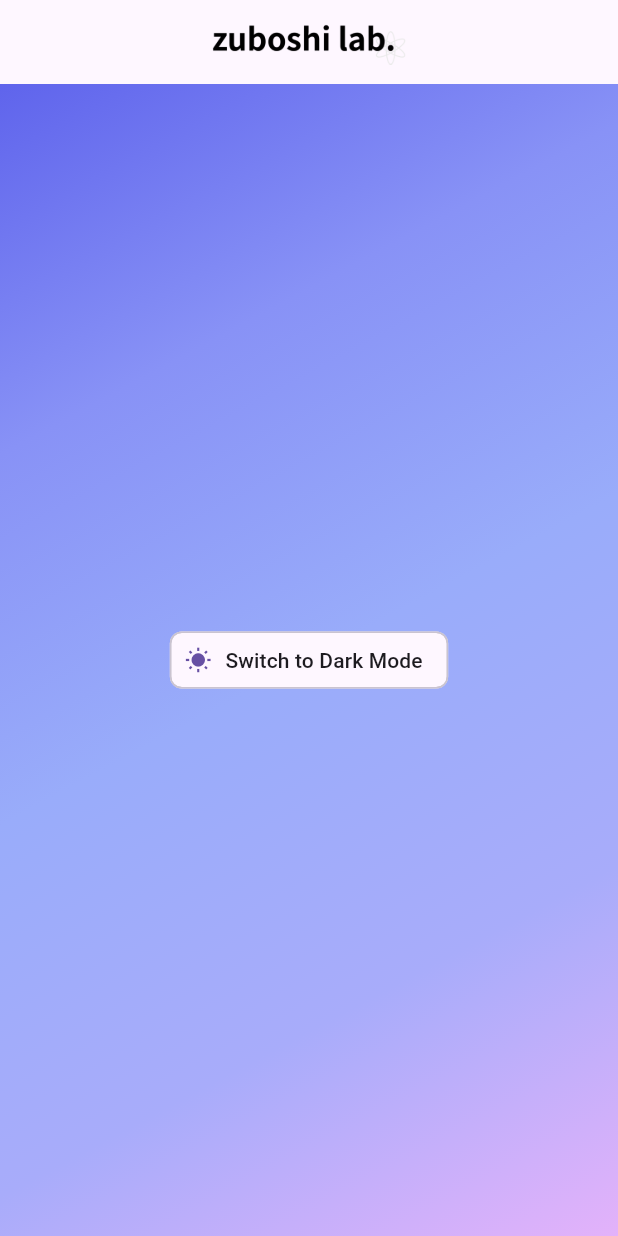
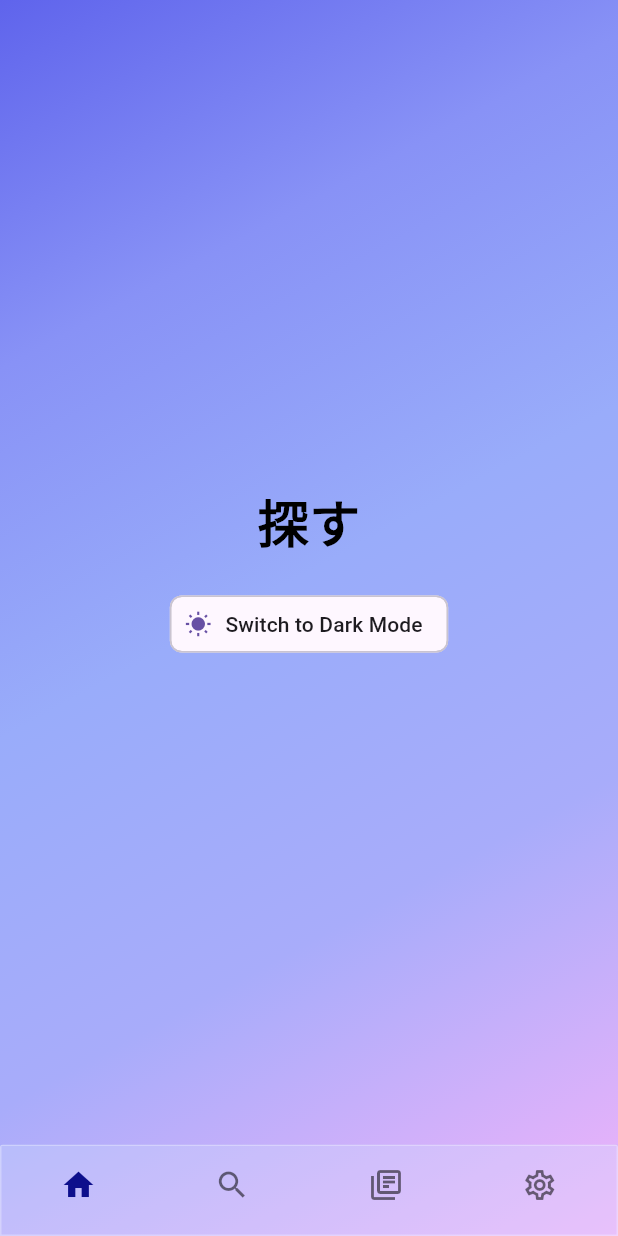
Before and after one commit to GakutoTobinaga/noizlab, a Flutter app: the screen it shows after launch, on a phone screen of 412 x 824 dp. Run offline on Flutter 3.47's test engine with Material 3 defaults, Android fonts, the phone set to English and light mode, and no system bars; Roboto replaces fonts that are missing (MPlus1p).

Commit message:
add: fonts, bottom navbar

```diff
--- a/lib/main.dart
+++ b/lib/main.dart
@@ -1,7 +1,9 @@
 import 'package:flutter/material.dart';
 import 'theme/app_theme.dart';
 import 'screens/home_screen.dart';
-import 'widgets/app_logo.dart';
+// import 'widgets/app_logo.dart';
+import 'widgets/custom_bottom_nav_bar.dart';
+
 void main() {
   runApp(const MyApp());
 }
@@ -29,14 +31,26 @@ class _MyAppState extends State<MyApp> {
     return MaterialApp(
       theme: AppTheme.lightTheme, // ライトテーマ
       darkTheme: AppTheme.darkTheme, // ダークテーマ
-      themeMode: _themeMode,// 現在のテーマモード
+      themeMode: _themeMode, // 現在のテーマモード
       home: Scaffold(
-        appBar: AppBar(
-          title: const AppLogo(),
-        ),
-        body: HomeScreen(
-          isDarkMode: _themeMode == ThemeMode.dark,
-          onToggleTheme: _toggleTheme,
+        body: Stack(
+          children: [
+            // 背景グラデーション
+            Container(
+              decoration: AppTheme.getBackgroundGradient(_themeMode == ThemeMode.dark),
+            ),
+            Column(
+              children: [
+                Expanded(
+                  child: HomeScreen(
+                    isDarkMode: _themeMode == ThemeMode.dark,
+                    onToggleTheme: _toggleTheme,
+                  ),
+                ),
+                const CustomBottomNavBar(), // カスタムナビゲーションバー
+              ],
+            ),
+          ],
         ),
       ),
     );
--- a/lib/screens/home_screen.dart
+++ b/lib/screens/home_screen.dart
@@ -10,7 +10,6 @@ class HomeScreen extends StatelessWidget {
     required this.isDarkMode,
     required this.onToggleTheme,
   });
-
 @override
 Widget build(BuildContext context) {
   return Scaffold(
@@ -20,6 +19,17 @@ class HomeScreen extends StatelessWidget {
         child: Column(
           mainAxisAlignment: MainAxisAlignment.center,
           children: [
+            // 表示したい文字
+            Text(
+              '探す', // 表示する文字
+              style: TextStyle(
+                fontFamily: "MPlus1p",
+                fontSize: 34,
+                fontWeight: FontWeight.bold,
+                color: isDarkMode ? Colors.white : Colors.black, // テーマによる色の切り替え
+              ),
+            ),
+            const SizedBox(height: 20), // 間隔を空ける
             ActionChip(
               avatar: Icon(isDarkMode ? Icons.nightlight_round : Icons.wb_sunny),
               label: Text(isDarkMode ? 'Switch to Light Mode' : 'Switch to Dark Mode'),
@@ -31,4 +41,5 @@ class HomeScreen extends StatelessWidget {
     ),
   );
 }
+
 }
--- a/lib/theme/app_theme.dart
+++ b/lib/theme/app_theme.dart
@@ -8,11 +8,13 @@ class AppTheme {
     scaffoldBackgroundColor: Colors.transparent, // 背景はグラデーションで設定
     textTheme: const TextTheme(
       headlineSmall: TextStyle(
+        fontFamily: 'MPlus1p', // フォントファミリーを指定
         color: LightColors.royalBlue,
         fontSize: 24,
         fontWeight: FontWeight.bold,
       ),
       bodyLarge: TextStyle(
+        fontFamily: 'MPlus1p', // フォントファミリーを指定
         color: LightColors.portage,
         fontSize: 18,
         fontWeight: FontWeight.w600,
@@ -26,11 +28,13 @@ class AppTheme {
     scaffoldBackgroundColor: Colors.transparent, // 背景はグラデーションで設定
     textTheme: const TextTheme(
       headlineSmall: TextStyle(
+        fontFamily: 'MPlus1p', // フォントファミリーを指定
         color: DarkColors.lavender,
         fontSize: 24,
         fontWeight: FontWeight.bold,
       ),
       bodyLarge: TextStyle(
+        fontFamily: 'MPlus1p', // フォントファミリーを指定
         color: DarkColors.persianBlue,
         fontSize: 18,
         fontWeight: FontWeight.w600,
--- /dev/null
+++ b/lib/widgets/custom_bottom_nav_bar.dart
@@ -0,0 +1,67 @@
+import 'package:flutter/material.dart';
+import 'package:noizlab/theme/app_colors.dart';
+
+class CustomBottomNavBar extends StatefulWidget {
+  const CustomBottomNavBar({super.key});
+
+  @override
+  State<CustomBottomNavBar> createState() => _CustomBottomNavBarState();
+}
+
+class _CustomBottomNavBarState extends State<CustomBottomNavBar> {
+  int _selectedIndex = 0;
+
+  // タップ時の処理
+  void _onItemTapped(int index) {
+    setState(() {
+      _selectedIndex = index;
+    });
+  }
+
+  @override
+  Widget build(BuildContext context) {
+    return ClipRRect(
+      borderRadius: const BorderRadius.only(
+        topLeft: Radius.circular(2), // 上部の角を丸くする
+        topRight: Radius.circular(2),
+      ),
+      child: Container(
+        decoration: BoxDecoration(
+          color: Colors.white.withOpacity(0.2), // 半透明の白色
+          border: Border.all(
+            color: Colors.white.withOpacity(0.3), // 境界線（オプション）
+            width: 1,
+          ),
+        ),
+        child: BottomNavigationBar(
+          type: BottomNavigationBarType.fixed,
+          currentIndex: _selectedIndex, // 現在選択されているタブ
+          onTap: _onItemTapped, // タップ時の処理
+          showSelectedLabels: false, // 選択されたラベルを非表示
+          showUnselectedLabels: false, // 未選択のラベルも非表示
+          elevation: 0, // シャドウ効果なし
+          backgroundColor: Colors.transparent, // 背景を透明に設定
+          selectedItemColor: DarkColors.ultramarine,
+          items: const [
+            BottomNavigationBarItem(
+              icon: Icon(Icons.home),
+              label: '', // ラベルは空文字列で指定
+            ),
+            BottomNavigationBarItem(
+              icon: Icon(Icons.search),
+              label: '',
+            ),
+            BottomNavigationBarItem(
+              icon: Icon(Icons.library_books_outlined),
+              label: '',
+            ),
+            BottomNavigationBarItem(
+              icon: Icon(Icons.settings_outlined),
+              label: '',
+            ),
+          ],
+        ),
+      ),
+    );
+  }
+}
```
Also changed, not shown: lib/widgets/action_chip.dart (deleted, +0 -47 lines), lib/widgets/favorite_action_chip.dart (deleted, +0 -47 lines), pubspec.yaml (+10 -8 lines), pubspec.lock, 11 other files. Lines whose indentation alone changed are shown as unchanged.
